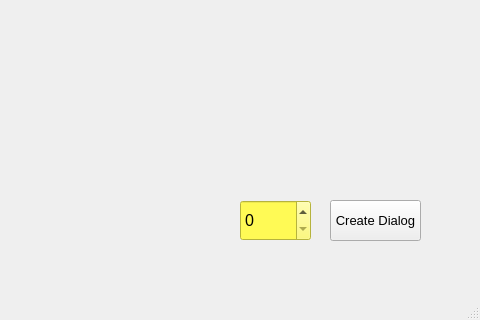
Before: the Qt Designer form mainwindow.ui in zubair-appdev/test3QtWidgets, drawn with Qt 5; both pictures show x 320 to 800 and y 280 to 600 of the 800 by 600 pixel window.
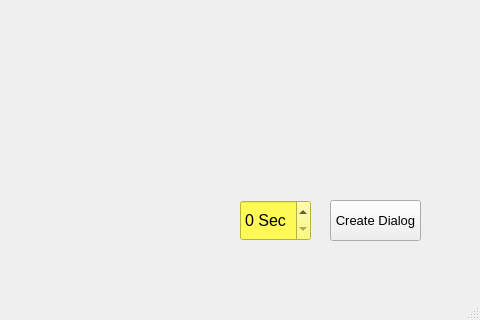
After: the same form once the commit is applied.

```diff
--- a/mainwindow.ui
+++ b/mainwindow.ui
@@ -49,6 +49,9 @@
     <property name="styleSheet">
      <string notr="true">background-color: rgb(255, 250, 85);</string>
     </property>
+    <property name="suffix">
+     <string> Sec</string>
+    </property>
    </widget>
   </widget>
   <widget class="QMenuBar" name="menubar">
```
